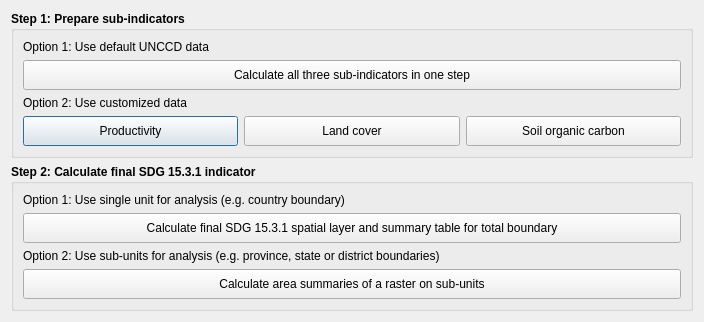
First picture: the form in LDMP/gui/DlgCalculateLD.ui, repository ConservationInternational/trends.earth, before the edit.
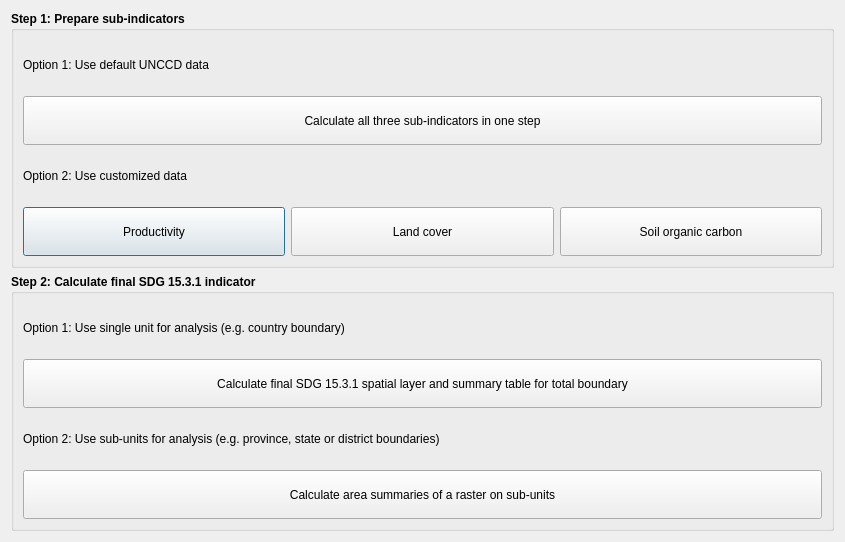
Second picture: the form after the edit.

Diff of the .ui file:
```diff
--- a/LDMP/gui/DlgCalculateLD.ui
+++ b/LDMP/gui/DlgCalculateLD.ui
@@ -9,8 +9,8 @@
    <rect>
     <x>0</x>
     <y>0</y>
-    <width>704</width>
-    <height>298</height>
+    <width>845</width>
+    <height>542</height>
    </rect>
   </property>
   <property name="sizePolicy">
@@ -37,6 +37,12 @@
      <layout class="QGridLayout" name="gridLayout_2">
       <item row="4" column="1">
        <widget class="QPushButton" name="btn_prod">
+        <property name="sizePolicy">
+         <sizepolicy hsizetype="Minimum" vsizetype="Minimum">
+          <horstretch>0</horstretch>
+          <verstretch>0</verstretch>
+         </sizepolicy>
+        </property>
         <property name="minimumSize">
          <size>
           <width>0</width>
@@ -56,6 +62,12 @@
       </item>
       <item row="4" column="2">
        <widget class="QPushButton" name="btn_lc">
+        <property name="sizePolicy">
+         <sizepolicy hsizetype="Minimum" vsizetype="Minimum">
+          <horstretch>0</horstretch>
+          <verstretch>0</verstretch>
+         </sizepolicy>
+        </property>
         <property name="minimumSize">
          <size>
           <width>0</width>
@@ -75,6 +87,12 @@
       </item>
       <item row="2" column="1" colspan="3">
        <widget class="QPushButton" name="btn_sdg_onestep">
+        <property name="sizePolicy">
+         <sizepolicy hsizetype="Minimum" vsizetype="Minimum">
+          <horstretch>0</horstretch>
+          <verstretch>0</verstretch>
+         </sizepolicy>
+        </property>
         <property name="minimumSize">
          <size>
           <width>0</width>
@@ -107,6 +125,12 @@
       </item>
       <item row="4" column="3">
        <widget class="QPushButton" name="btn_soc">
+        <property name="sizePolicy">
+         <sizepolicy hsizetype="Minimum" vsizetype="Minimum">
+          <horstretch>0</horstretch>
+          <verstretch>0</verstretch>
+         </sizepolicy>
+        </property>
         <property name="minimumSize">
          <size>
           <width>0</width>
@@ -167,6 +191,12 @@
       </item>
       <item>
        <widget class="QPushButton" name="btn_summary_single_polygon">
+        <property name="sizePolicy">
+         <sizepolicy hsizetype="Minimum" vsizetype="Minimum">
+          <horstretch>0</horstretch>
+          <verstretch>0</verstretch>
+         </sizepolicy>
+        </property>
         <property name="minimumSize">
          <size>
           <width>0</width>
@@ -199,6 +229,12 @@
       </item>
       <item>
        <widget class="QPushButton" name="btn_summary_multi_polygons">
+        <property name="sizePolicy">
+         <sizepolicy hsizetype="Minimum" vsizetype="Minimum">
+          <horstretch>0</horstretch>
+          <verstretch>0</verstretch>
+         </sizepolicy>
+        </property>
         <property name="minimumSize">
          <size>
           <width>0</width>
```
